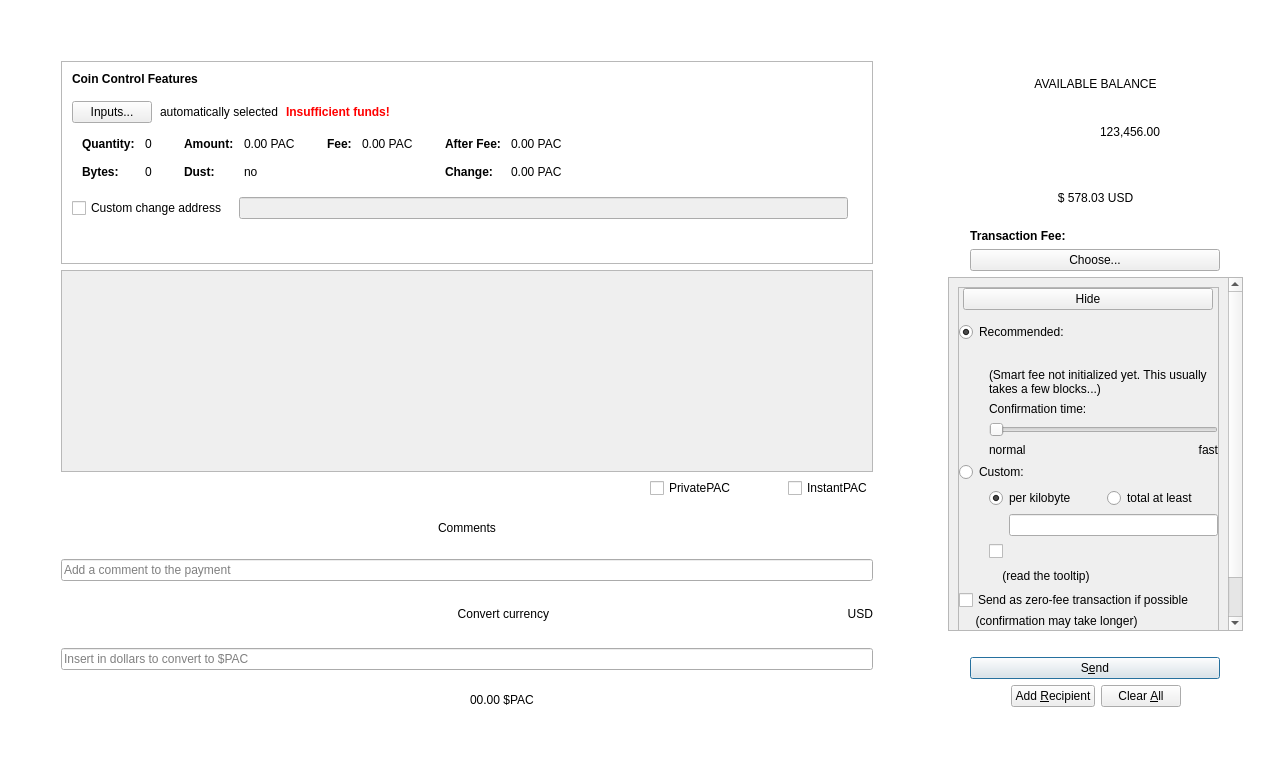
Before: the Qt Designer form src/qt/forms/sendcoinsdialog.ui in PACCommunity/PAC, drawn with Qt 5.
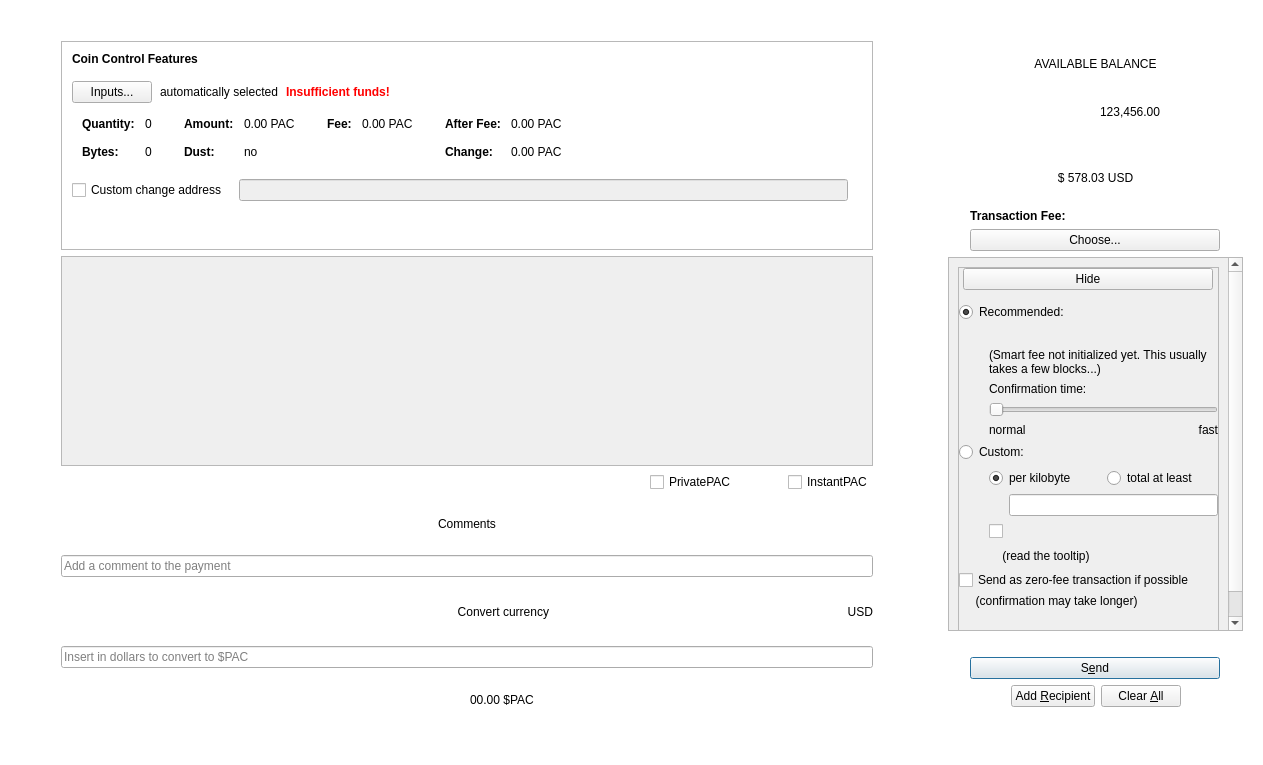
After: the same form once the commit is applied. Custom widgets are drawn as their Qt base class.

Commit message: Combobox fix, overlay style, possible fix on receive send page

What changed in the file:
```diff
--- a/src/qt/forms/sendcoinsdialog.ui
+++ b/src/qt/forms/sendcoinsdialog.ui
@@ -52,7 +52,7 @@
          <number>50</number>
         </property>
         <property name="topMargin">
-         <number>50</number>
+         <number>30</number>
         </property>
         <property name="rightMargin">
          <number>50</number>
@@ -634,7 +634,7 @@
              <x>0</x>
              <y>0</y>
              <width>811</width>
-             <height>194</height>
+             <height>204</height>
             </rect>
            </property>
            <property name="styleSheet">
@@ -970,7 +970,7 @@
          <number>25</number>
         </property>
         <property name="topMargin">
-         <number>50</number>
+         <number>30</number>
         </property>
         <property name="rightMargin">
          <number>9</number>
@@ -1342,8 +1342,8 @@
             <widget class="QWidget" name="scrollAreaWidgetContents_3">
              <property name="geometry">
               <rect>
-               <x>-2</x>
-               <y>-141</y>
+               <x>0</x>
+               <y>0</y>
                <width>293</width>
                <height>484</height>
               </rect>
```
The commit also changes 4 other files.
